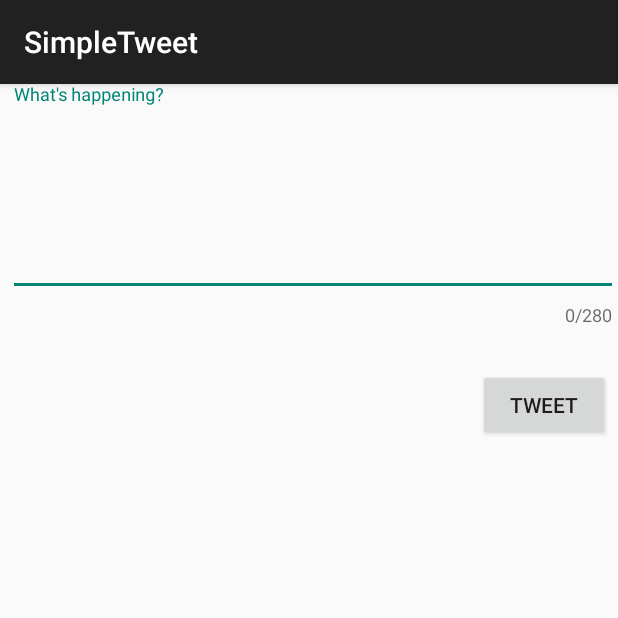
After one commit to tanzil7/SimpleTweet, an Android app: the ComposeActivity screen opened directly, with no data from a screen before it, on a phone screen of 412 x 824 dp, the top half of it. The commit adds this screen. Run offline under Robolectric (Android 15) with nearby library versions, the phone set to English and light mode, and no system bars; our stand-ins replace Room's generated code; libraries missing offline, so code that uses them is left out: com.codepath.asynchttpclient, com.facebook.stetho, org.parceler; 1 statement that could not run was skipped.

Commit message:
new updates

```diff
--- a/app/build.gradle
+++ b/app/build.gradle
@@ -45,6 +45,7 @@ dependencies {
     implementation 'com.github.bumptech.glide:glide:4.11.0'
     implementation 'androidx.constraintlayout:constraintlayout:2.0.4'
     implementation 'androidx.recyclerview:recyclerview:1.1.0'
+    implementation 'com.google.android.material:material:1.2.1'
     // Room for simple persistence with an ORM
     def room_version = "2.2.5"
     implementation "androidx.room:room-runtime:$room_version"
@@ -52,4 +53,7 @@ dependencies {
     implementation 'com.facebook.stetho:stetho:1.5.1'
 
     implementation 'androidx.swiperefreshlayout:swiperefreshlayout:1.0.0'
+
+    implementation 'org.parceler:parceler-api:1.1.12'
+    annotationProcessor 'org.parceler:parceler:1.1.12'
 }
--- a/app/src/main/AndroidManifest.xml
+++ b/app/src/main/AndroidManifest.xml
@@ -13,7 +13,8 @@
         android:icon="@drawable/ic_launcher"
         android:label="@string/app_name"
         android:theme="@style/AppTheme">
-        <activity android:name=".TimelineActivity"></activity>
+        <activity android:name=".ComposeActivity"></activity>
+        <activity android:name=".TimelineActivity" />
         <activity
             android:name=".LoginActivity"
             android:label="@string/app_name"
--- /dev/null
+++ b/app/src/main/java/com/codepath/apps/restclienttemplate/ComposeActivity.java
@@ -0,0 +1,112 @@
+package com.codepath.apps.restclienttemplate;
+
+import androidx.appcompat.app.AppCompatActivity;
+
+import android.content.Intent;
+import android.os.Bundle;
+import android.text.Editable;
+import android.text.TextWatcher;
+import android.util.Log;
+import android.view.View;
+import android.widget.Button;
+import android.widget.EditText;
+import android.widget.Toast;
+
+import com.codepath.apps.restclienttemplate.models.Tweet;
+import com.codepath.asynchttpclient.callback.JsonHttpResponseHandler;
+
+import org.json.JSONException;
+import org.parceler.Parcels;
+
+import okhttp3.Headers;
+
+public class ComposeActivity extends AppCompatActivity {
+
+    public static final String TAG = "ComposeActivity";
+    public static final int MAX_TWEET_LENGTH = 280;
+
+    EditText etCompose;
+    Button btnTweet;
+
+    TwitterClient client;
+
+    @Override
+    protected void onCreate(Bundle savedInstanceState) {
+        super.onCreate(savedInstanceState);
+        setContentView(R.layout.activity_compose);
+
+        client = TwitterApp.getRestClient(this);
+
+        etCompose = findViewById(R.id.etCompose);
+        btnTweet = findViewById(R.id.btnTweet);
+
+
+        etCompose.addTextChangedListener(new TextWatcher() {
+
+            @Override
+            public void beforeTextChanged(CharSequence s, int start, int count, int after) {
+                String tweetContent = etCompose.getText().toString();
+                btnTweet.setEnabled(!tweetContent.isEmpty() || (tweetContent.length())< 281);
+            }
+
+
+            @Override
+            public void onTextChanged(CharSequence s, int start, int before, int count) {
+                String tweetContent = etCompose.getText().toString();
+                btnTweet.setEnabled(!tweetContent.isEmpty() || (tweetContent.length())< 281);
+
+
+            }
+
+
+            @Override
+            public void afterTextChanged(Editable s) {
+                String tweetContent = etCompose.getText().toString();
+                btnTweet.setEnabled(!tweetContent.isEmpty() || (tweetContent.length())< 281);
+            }
+        });
+
+
+
+        btnTweet.setOnClickListener(new View.OnClickListener() {
+            @Override
+            public void onClick(View v) {
+                String tweetContent = etCompose.getText().toString();
+                if (tweetContent.isEmpty()){
+                    Toast.makeText(ComposeActivity.this, "Sorry, your tweet cannot be empty", Toast.LENGTH_LONG).show();
+                    return;
+                }
+                if (tweetContent.length()>MAX_TWEET_LENGTH){
+                    Toast.makeText(ComposeActivity.this, "Sorry, your tweet is too long", Toast.LENGTH_LONG).show();
+                    return;
+                }
+                Toast.makeText(ComposeActivity.this, tweetContent, Toast.LENGTH_LONG).show();
+
+                client.publishTweet(tweetContent, new JsonHttpResponseHandler() {
+                    @Override
+                    public void onSuccess(int statusCode, Headers headers, JSON json) {
+                        Log.i(TAG, "onSuccess to publish tweet");
+                        try {
+                            Tweet tweet = Tweet.fromJson(json.jsonObject);
+                            Log.i(TAG, "Published Tweet says: " + tweet);
+                            Intent intent = new Intent();
+                            intent.putExtra("tweet", Parcels.wrap(tweet));
+                            setResult(RESULT_OK, intent);
+                            finish();
+                        } catch (JSONException e) {
+                            e.printStackTrace();
+                        }
+                    }
+
+                    @Override
+                    public void onFailure(int statusCode, Headers headers, String response, Throwable throwable) {
+                        Log.e(TAG, "onFailure to publish tweet", throwable);
+
+                    }
+                });
+
+
+            }
+        });
+    }
+}
--- a/app/src/main/java/com/codepath/apps/restclienttemplate/models/SampleModelDao.java
+++ b/app/src/main/java/com/codepath/apps/restclienttemplate/models/SampleModelDao.java
@@ -19,6 +19,4 @@ public interface SampleModelDao {
     @Query("SELECT * FROM SampleModel ORDER BY ID DESC LIMIT 300")
     List<SampleModel> recentItems();
 
-    @Insert(onConflict = OnConflictStrategy.REPLACE)
-    void insertModel(SampleModel... sampleModels);
 }
--- /dev/null
+++ b/app/src/main/res/layout/activity_compose.xml
@@ -0,0 +1,46 @@
+<?xml version="1.0" encoding="utf-8"?>
+<RelativeLayout
+    xmlns:android="http://schemas.android.com/apk/res/android"
+    xmlns:app="http://schemas.android.com/apk/res-auto"
+    xmlns:tools="http://schemas.android.com/tools"
+    android:layout_width="match_parent"
+    android:layout_height="match_parent"
+    tools:context=".ComposeActivity">
+
+    <com.google.android.material.textfield.TextInputLayout
+        android:layout_width="match_parent"
+        android:layout_height="wrap_content"
+        app:errorEnabled="true"
+        app:counterEnabled="true"
+        app:counterMaxLength="280">
+
+
+        <com.google.android.material.textfield.TextInputEditText
+            android:id="@+id/etCompose"
+            android:layout_width="match_parent"
+            android:layout_height="wrap_content"
+            android:layout_alignParentStart="true"
+            android:layout_alignParentTop="true"
+            android:layout_marginStart="5dp"
+            android:layout_marginTop="5dp"
+            android:ems="10"
+            android:gravity="start|top"
+            android:hint="What's happening?"
+            android:inputType="textMultiLine"
+            android:minLines="5"
+            android:maxLength="280"/>
+
+    </com.google.android.material.textfield.TextInputLayout>
+
+    <Button
+        android:id="@+id/btnTweet"
+        android:layout_width="wrap_content"
+        android:layout_height="wrap_content"
+        android:layout_alignParentEnd="true"
+        android:layout_marginTop="190dp"
+        android:layout_marginEnd="5dp"
+        android:text="@string/tweet" />
+
+
+
+</RelativeLayout>
--- a/app/src/main/res/values/strings.xml
+++ b/app/src/main/res/values/strings.xml
@@ -5,5 +5,7 @@
     <string name="login_label">Log in</string>
     <string name="intent_scheme">oauth</string>
     <string name="intent_host">cprest</string>
+    <string name="tweet">Tweet</string>
+    <string name="what_s_happening">What\'s happening</string>
 
 </resources>
```
Also changed, not shown: app/src/main/java/com/codepath/apps/restclienttemplate/LoginActivity.java (+1 -6 lines), app/src/main/java/com/codepath/apps/restclienttemplate/MyDatabase.java (+7 -1 lines), app/src/main/java/com/codepath/apps/restclienttemplate/TimelineActivity.java (+85 -33 lines), app/src/main/java/com/codepath/apps/restclienttemplate/TwitterClient.java (+10 -0 lines), app/src/main/java/com/codepath/apps/restclienttemplate/models/Tweet.java (+30 -2 lines), app/src/main/java/com/codepath/apps/restclienttemplate/models/TweetDao.java (added, +24 -0 lines), app/src/main/java/com/codepath/apps/restclienttemplate/models/TweetWithUser.java (added, +26 -0 lines), app/src/main/java/com/codepath/apps/restclienttemplate/models/User.java (+31 -0 lines), app/src/main/res/menu/menu_main.xml (added, +10 -0 lines), 1 other file.
